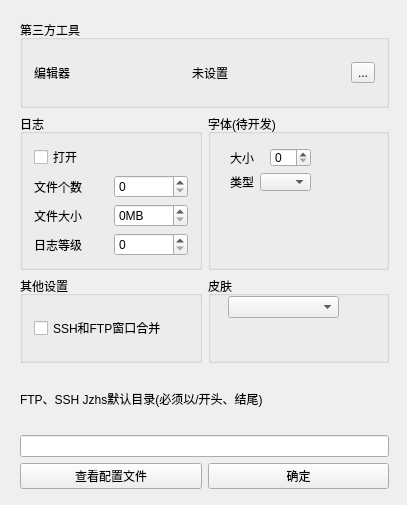
First picture: the form in KShell/SetingWindow.ui, repository shikai-123/KShell, before the edit.
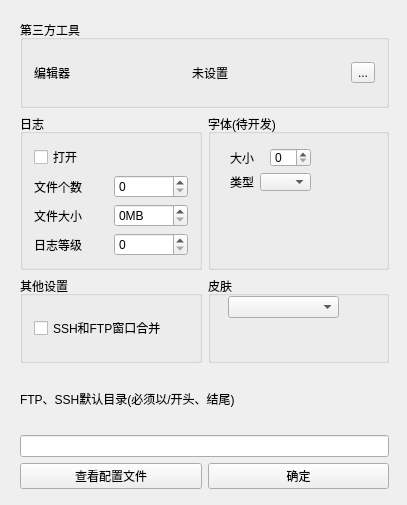
Second picture: the form after the edit.

```diff
--- a/KShell/SetingWindow.ui
+++ b/KShell/SetingWindow.ui
@@ -16,7 +16,7 @@
   <property name="styleSheet">
    <string notr="true"/>
   </property>
-  <widget class="QWidget" name="">
+  <widget class="QWidget" name="layoutWidget">
    <property name="geometry">
     <rect>
      <x>9</x>
@@ -160,7 +160,7 @@
       <property name="title">
        <string>字体(待开发)</string>
       </property>
-      <widget class="QWidget" name="layoutWidget">
+      <widget class="QWidget" name="layoutWidget1">
        <property name="geometry">
         <rect>
          <x>11</x>
@@ -243,7 +243,7 @@
       <item>
        <widget class="QLabel" name="label">
         <property name="text">
-         <string>FTP、SSH Jzhs默认目录(必须以/开头、结尾)</string>
+         <string>FTP、SSH默认目录(必须以/开头、结尾)</string>
         </property>
        </widget>
       </item>
```
